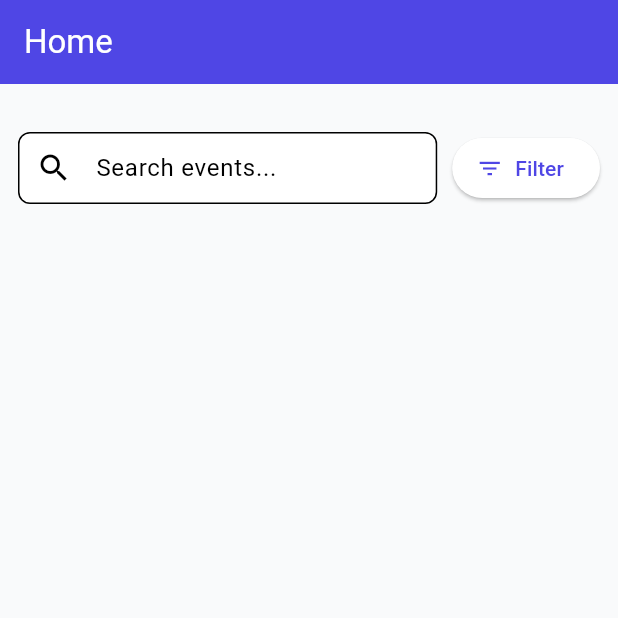
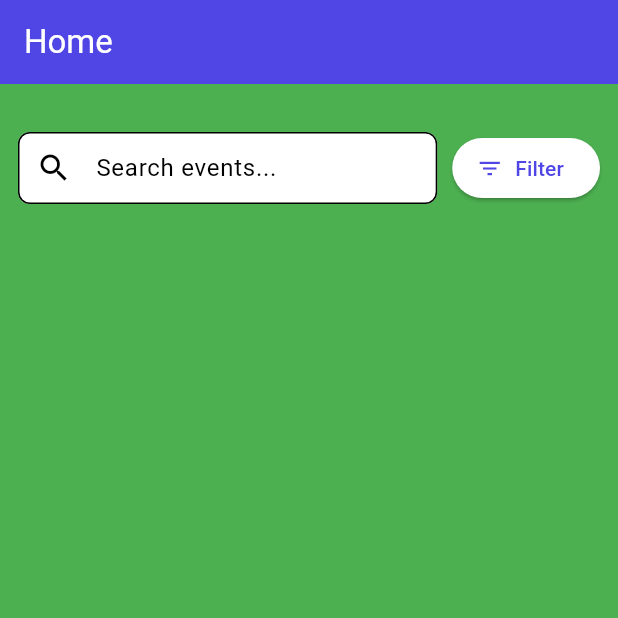
Before and after one commit to kaviarasan08/edu-event-hub, a Flutter app: the HomeScreen screen opened directly, on a phone screen of 412 x 824 dp, the top half of it. Run offline on Flutter 3.47's test engine with Material 3 defaults, Android fonts, the light colour scheme and no system bars; our stand-ins replace firebase_core, flutter_riverpod, geolocator, google_fonts, image_picker, lucide_icons and 3 more; missing offline and left inert: mobile_scanner; accounts and stored records are empty; network calls fail.

Commit message:
Update theme_data.dart light theme background color

```diff
--- a/lib/theme/theme_data.dart
+++ b/lib/theme/theme_data.dart
@@ -6,7 +6,7 @@ class AppTheme {
   static const primaryColor = Color(0xFF4F46E5);
   static const secondaryColor = Color(0xFF06B6D4);
   static const accentColor = Color(0xFFF59E0B);
-  static const backgroundColor = Color(0xFFF9FAFB);
+  static const backgroundColor = Colors.green;
   static const errorColor = Color(0xFFEF4444);
   static const successColor = Color(0xFF10B981);
 
```
